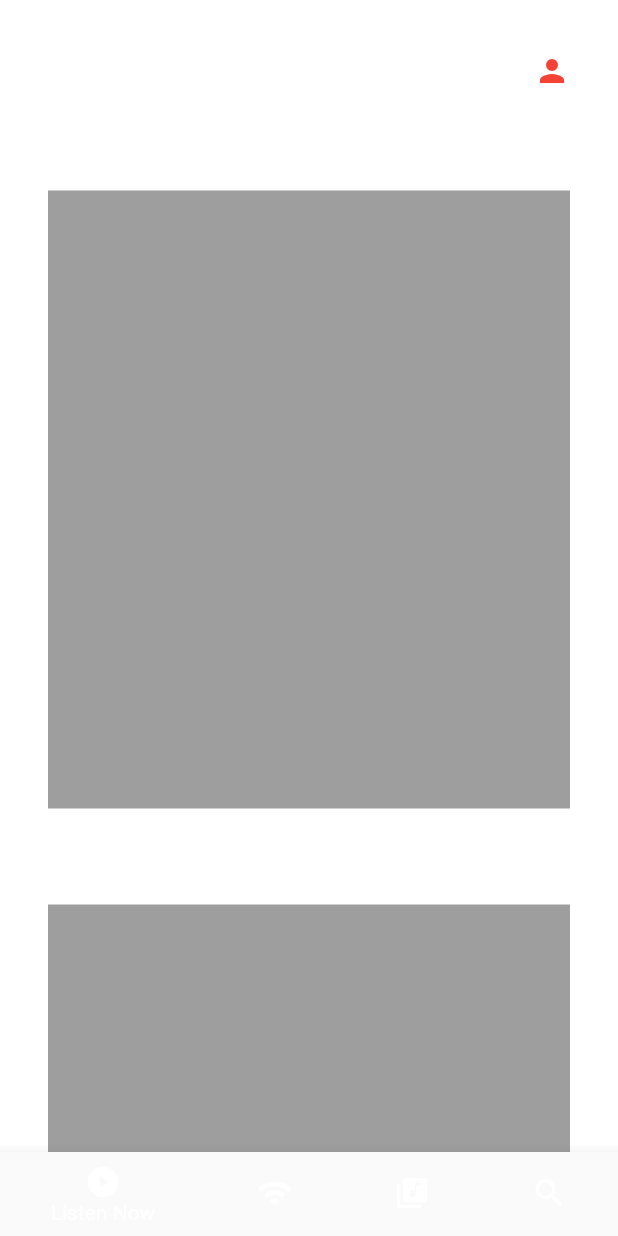
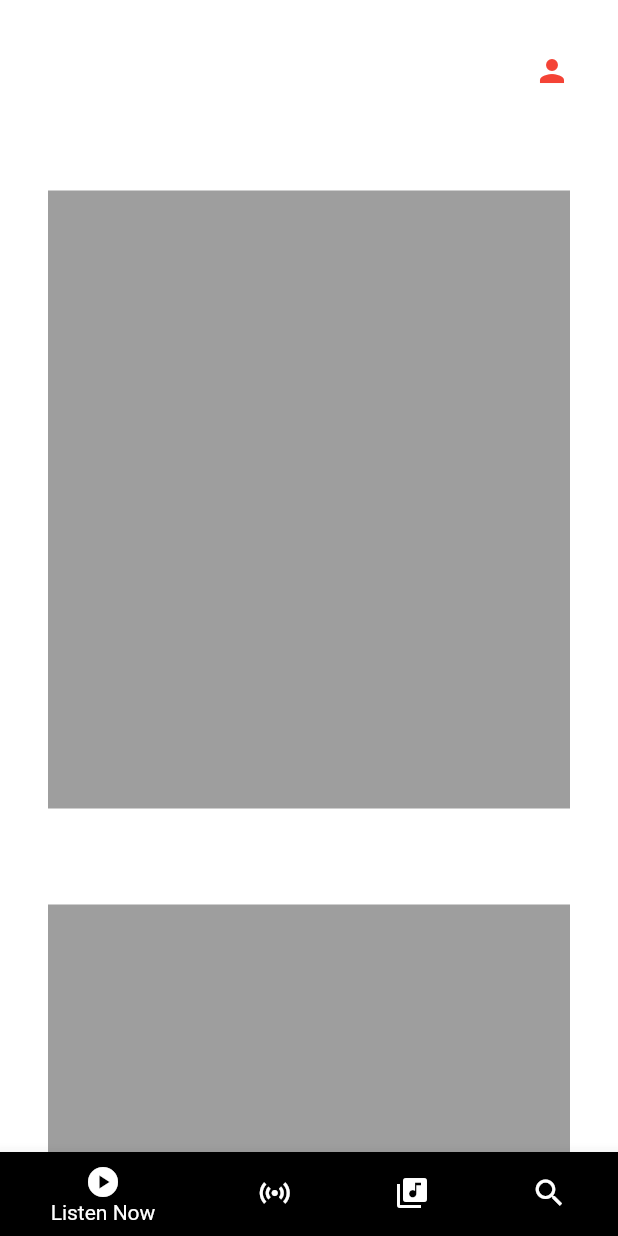
Before and after one commit to NotFrankah/applemusic, a Flutter app: the screen it shows after launch, on a phone screen of 412 x 824 dp. Run offline on Flutter 3.47's test engine with Material 2 defaults, Android fonts, the phone set to English and light mode, and no system bars.

```diff
--- a/lib/main.dart
+++ b/lib/main.dart
@@ -12,6 +12,8 @@ class ListenNow extends StatefulWidget {
 }
 
 class _ListenNowState extends State<ListenNow> {
+int currentIndex = 0;
+
   @override
   Widget build(BuildContext context) {
 
@@ -20,33 +22,40 @@ class _ListenNowState extends State<ListenNow> {
         theme: new ThemeData(scaffoldBackgroundColor: const Color(00000)),
         home: Scaffold(
           appBar: null,
-            body:  SingleChildScrollView(
-                child: Column(
+          body:  SingleChildScrollView(
+            child: Column(
                 children: [topRow,
                   FrontPageBoxes(),
                   FrontPageBoxes(),
                 ]
             ),),
     bottomNavigationBar: BottomNavigationBar(
-    items: const <BottomNavigationBarItem>[
+     currentIndex: 0,
+     onTap: (index) => setState(() => currentIndex = index),
+     items: const <BottomNavigationBarItem>[
     BottomNavigationBarItem(
     icon: Icon(Icons.play_circle),
     label: 'Listen Now',
+      backgroundColor: Colors.black,
     ),
     BottomNavigationBarItem(
-    icon: Icon(Icons.wifi),
+    icon: Icon(Icons.sensors_outlined),
     label: 'Radio',
+      backgroundColor: Colors.black,
     ),
     BottomNavigationBarItem(
     icon: Icon(Icons.library_music),
     label: 'Library',
+      backgroundColor: Colors.black,
     ),
     BottomNavigationBarItem(
     icon: Icon(Icons.search),
     label: 'Search',
+      backgroundColor: Colors.black,
       ),
     ],
     ),
+
     ),
 
         );
@@ -74,19 +83,26 @@ class _ListenNowState extends State<ListenNow> {
           ]));}
 
 
-class FrontPageBoxes extends StatelessWidget {
+
+class FrontPageBoxes extends StatefulWidget {
   const FrontPageBoxes({Key? key}) : super(key: key);
 
+  @override
+  State<FrontPageBoxes> createState() => _FrontPageBoxesState();
+}
+
+class _FrontPageBoxesState extends State<FrontPageBoxes> {
   @override
   Widget build(BuildContext context) {
     return SingleChildScrollView(
         padding: const EdgeInsets.all(32),
-        child: InkWell(
-        borderRadius: BorderRadius.circular(25),
+    child: InkWell(
+    borderRadius: BorderRadius.circular(25),
     child: Ink(
     height: MediaQuery.of(context).size.width * 1,
     width: MediaQuery.of(context).size.height * 0.8,
     color: Colors.grey,
     )));
   }
+
 }
```
